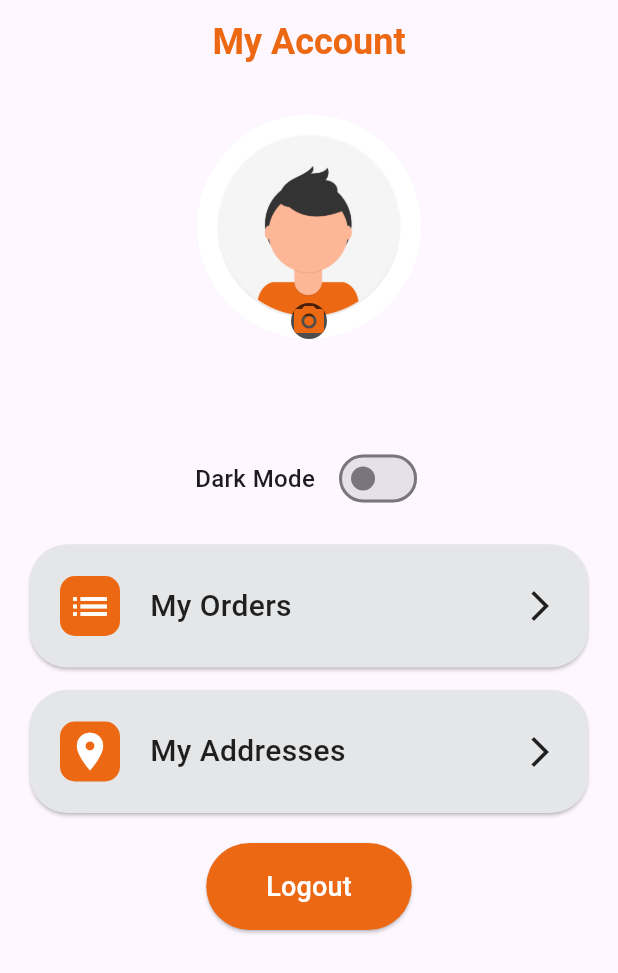
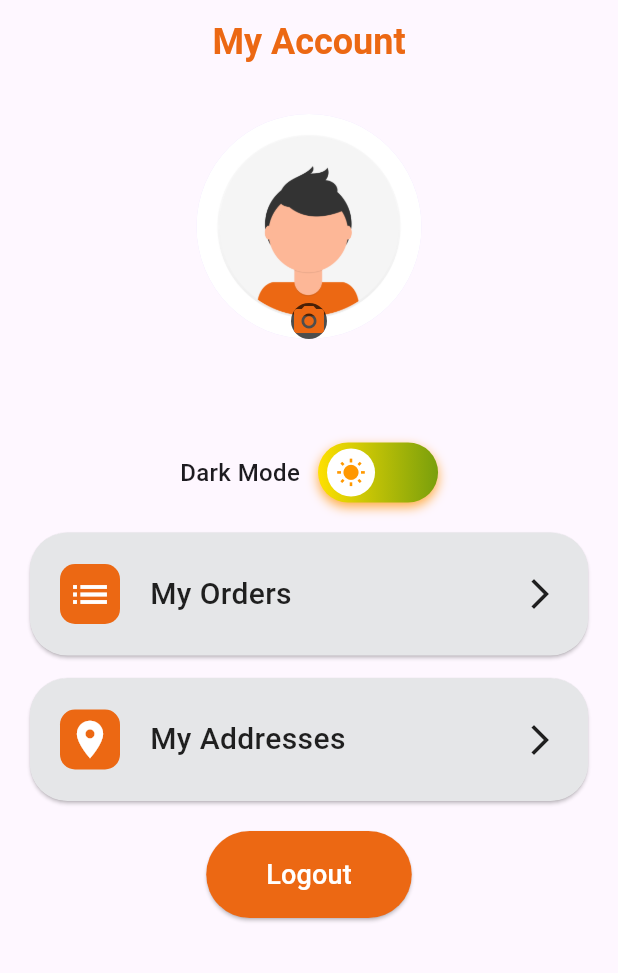
Before and after one commit to manhhoang8th4/fe-user-app, a Flutter app: the ProfileScreen screen opened directly, on a phone screen of 412 x 824 dp. Shown: the top 973 px of the screen. Run offline on Flutter 3.47's test engine with Material 3 defaults, Android fonts, the phone set to English and light mode, and no system bars; our stand-ins replace bottom_navy_bar, dropdown_button2, flutter_login, flutter_rating_bar, font_awesome_flutter, get and 5 more; missing offline and left inert: flutter_cart, flutter_stripe, onesignal_flutter, razorpay_flutter; accounts and stored records are empty; network calls fail.

```diff
--- a/lib/main.dart
+++ b/lib/main.dart
@@ -154,3 +154,65 @@ class _MyAppState extends State<MyApp> {
         ));
   }
 }
+class FancyDarkModeSwitch extends StatelessWidget {
+  final bool value;
+  final ValueChanged<bool> onChanged;
+
+  const FancyDarkModeSwitch({
+    super.key,
+    required this.value,
+    required this.onChanged,
+  });
+
+  @override
+  Widget build(BuildContext context) {
+    return GestureDetector(
+      onTap: () => onChanged(!value),
+      child: AnimatedContainer(
+        duration: const Duration(milliseconds: 600), // Tăng thời gian
+        curve: Curves.easeInOutCubic,                // Thêm hiệu ứng mượt
+        width: 80,
+        height: 40,
+        padding: const EdgeInsets.symmetric(horizontal: 6),
+        decoration: BoxDecoration(
+          borderRadius: BorderRadius.circular(30),
+          gradient: value
+              ? const LinearGradient(colors: [Color(0xFF232526), Color(0xFF414345)])
+              : const LinearGradient(colors: [Color(0xFFFFE000), Color(0xFF799F0C)]),
+          boxShadow: [
+            if (value)
+              const BoxShadow(color: Colors.black45, blurRadius: 6, offset: Offset(0, 3))
+            else
+              const BoxShadow(color: Colors.orangeAccent, blurRadius: 6, offset: Offset(0, 3))
+          ],
+        ),
+        child: Stack(
+          children: [
+            AnimatedAlign(
+              duration: const Duration(milliseconds: 600),
+              curve: Curves.easeInOutCubic, // Thêm curve chuyển động cho vị trí icon
+              alignment: value ? Alignment.centerRight : Alignment.centerLeft,
+              child: AnimatedContainer(
+                duration: const Duration(milliseconds: 600),
+                curve: Curves.easeInOutCubic, // Mượt khi co giãn
+                width: 32,
+                height: 32,
+                decoration: const BoxDecoration(
+                  color: Colors.white,
+                  shape: BoxShape.circle,
+                ),
+                child: Center(
+                  child: Icon(
+                    value ? Icons.nightlight_round : Icons.wb_sunny,
+                    color: value ? Colors.black : Colors.orange,
+                    size: 20,
+                  ),
+                ),
+              ),
+            ),
+          ],
+        ),
+      ),
+    );
+  }
+}
--- a/lib/screen/profile_screen/profile_screen.dart
+++ b/lib/screen/profile_screen/profile_screen.dart
@@ -87,10 +87,11 @@ class ProfileScreen extends StatelessWidget {
                 style: TextStyle(fontSize: 16, fontWeight: FontWeight.w500),
               ),
               const SizedBox(width: 12),
-              Obx(() => Switch(
-                    value: themeController.isDarkMode.value,
-                    onChanged: (_) => themeController.toggleTheme(),
-                  )),
+            Obx(() => FancyDarkModeSwitch(
+  value: themeController.isDarkMode.value,
+  onChanged: (_) => themeController.toggleTheme(),
+))
+
             ],
           ),
           const SizedBox(height: 20),
```
Also changed, not shown: lib/screen/my_order_screen/my_order_screen.dart (+10 -5 lines), lib/screen/my_order_screen/order_detail_screen.dart (added, +171 -0 lines).
